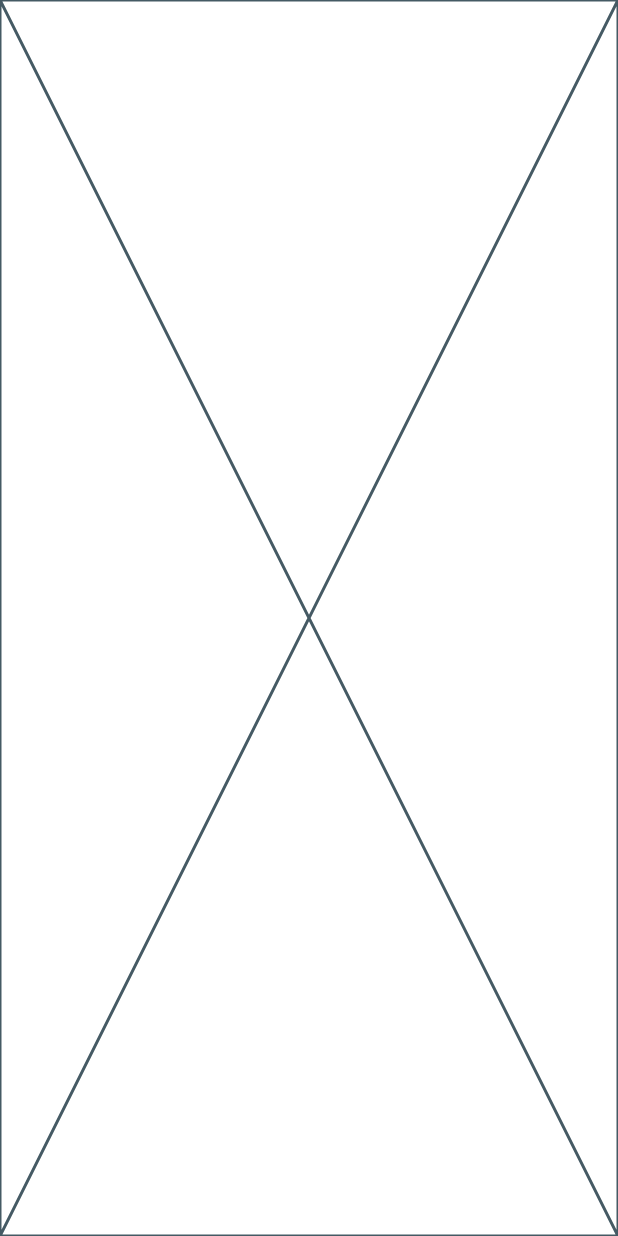
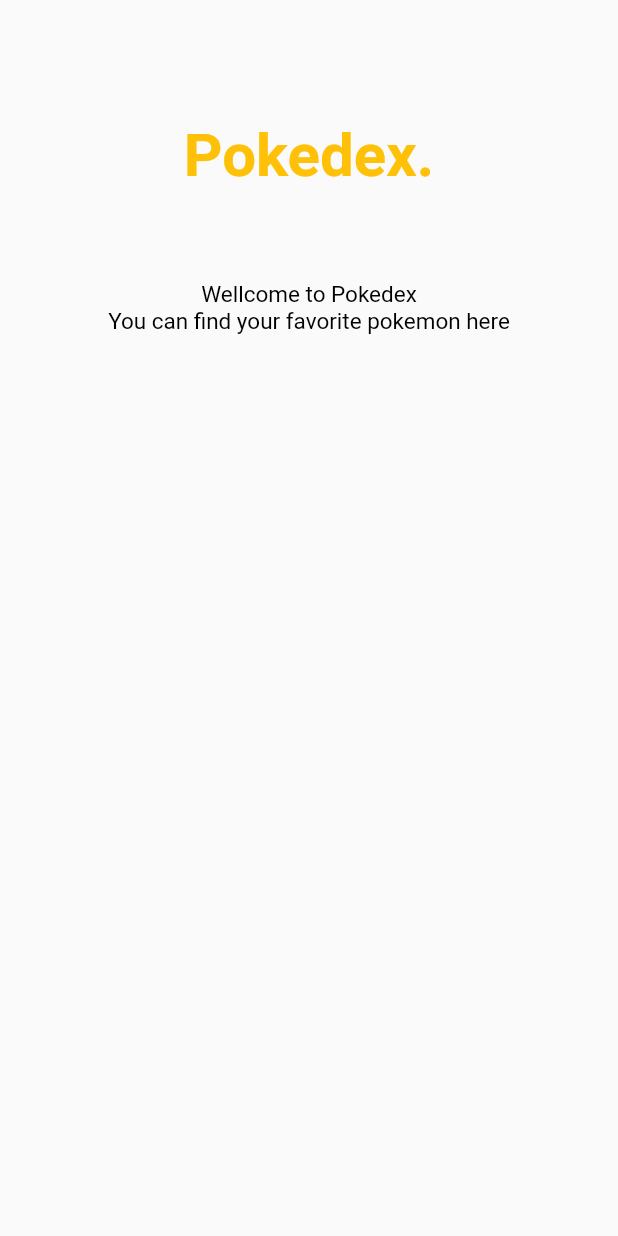
Before and after one commit to aldy202/Exercise1_20200140043_pokemon, a Flutter app: the screen it shows after launch, on a phone screen of 412 x 824 dp. Run offline on Flutter 3.47's test engine with Material 2 defaults, Android fonts, the phone set to English and light mode, and no system bars.

Commit message:
pembuatan text di getting starting

```diff
--- a/lib/getting_start.dart
+++ b/lib/getting_start.dart
@@ -1,3 +1,4 @@
+import 'package:flutter/material.dart';
 import 'package:flutter/src/widgets/framework.dart';
 import 'package:flutter/src/widgets/placeholder.dart';
 
@@ -6,6 +7,33 @@ class GettingStart extends StatelessWidget {
 
   @override
   Widget build(BuildContext context) {
-    return const Placeholder();
+    return Scaffold(
+        body: Center(
+      child: Column(
+        mainAxisAlignment: MainAxisAlignment.start,
+        children: [
+          SizedBox(
+            height: 80,
+          ),
+          Text(
+            "Pokedex.",
+            textAlign: TextAlign.center,
+            style: TextStyle(
+                fontSize: 40, fontWeight: FontWeight.bold, color: Colors.amber),
+          ),
+          SizedBox(
+            height: 60,
+          ),
+          Text(
+            "Wellcome to Pokedex",
+            style: TextStyle(fontSize: 15, color: Colors.black),
+          ),
+          Text(
+            "You can find your favorite pokemon here",
+            style: TextStyle(fontSize: 15, color: Colors.black),
+          ),
+        ],
+      ),
+    ));
   }
 }
```
